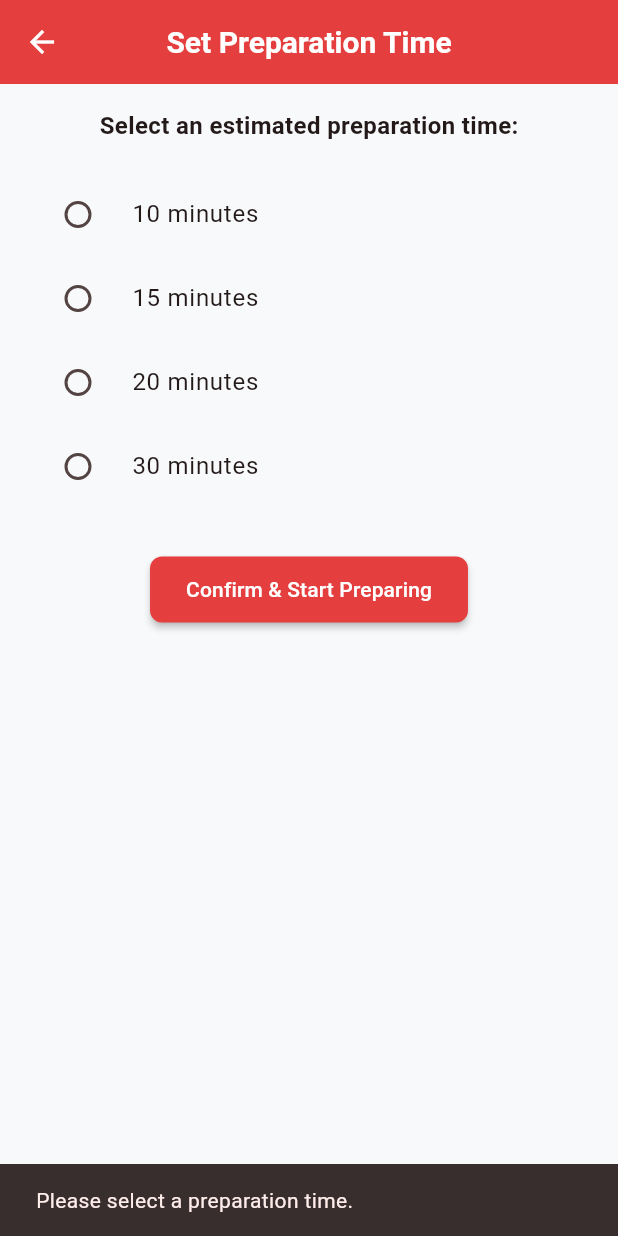
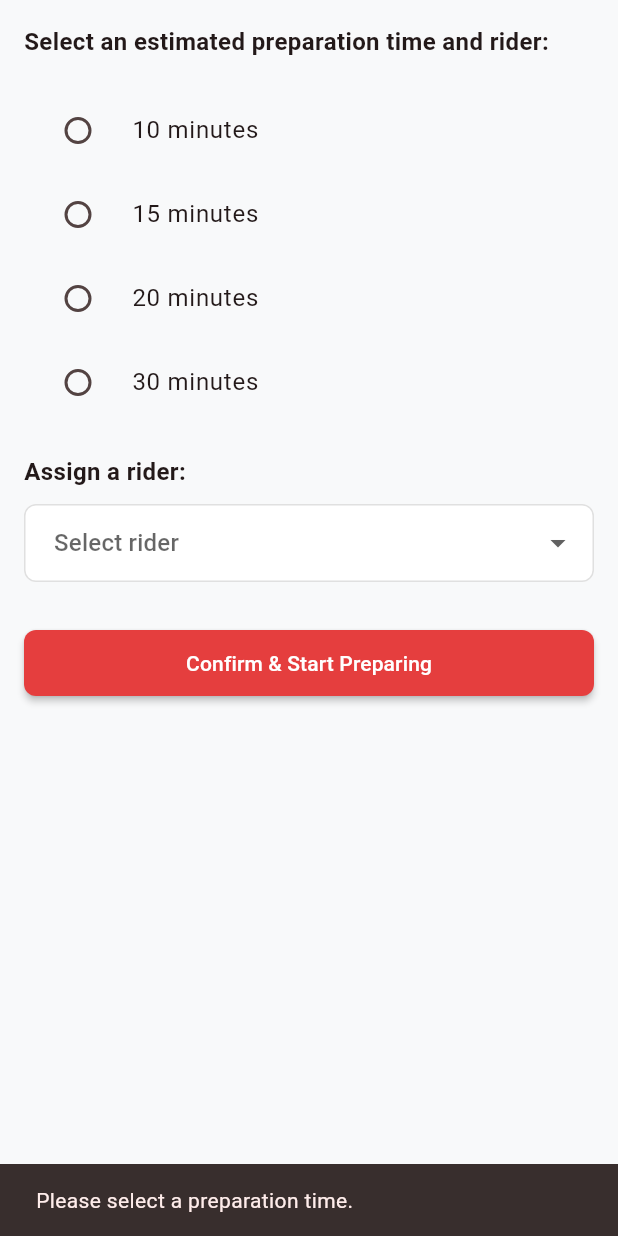
Before and after one commit to nhbi05/makbites, a Flutter app: the SetPreparationTimePage widget shown alone on an empty page, opened directly with empty values, after a tap on "Confirm & Start Preparing", on a phone screen of 412 x 824 dp. Run offline on Flutter 3.47's test engine with Material 3 defaults, Android fonts, the phone set to English and light mode, and no system bars; our stand-ins replace cached_network_image, cloud_firestore, firebase_auth, firebase_core, firebase_storage, google_fonts and 2 more; accounts and stored records are empty.

Commit message:
assign rider

```diff
--- a/lib/screens/vendor/set_preparation_time.dart
+++ b/lib/screens/vendor/set_preparation_time.dart
@@ -16,15 +16,46 @@ class SetPreparationTimePage extends StatefulWidget {
 
 class _SetPreparationTimePageState extends State<SetPreparationTimePage> {
   String? selectedTime;
+  String? selectedRiderId;
   bool _isSubmitting = false;
+
+  List<Map<String, dynamic>> _riders = [];
 
   final List<String> times = ['10 minutes', '15 minutes', '20 minutes', '30 minutes'];
 
+  @override
+  void initState() {
+    super.initState();
+    _fetchRiders();
+  }
+
+  Future<void> _fetchRiders() async {
+    final snapshot = await FirebaseFirestore.instance
+        .collection('delivery_drivers')
+        .where('restaurantId', isEqualTo: widget.vendorRestaurantId)
+        .get();
+
+    final ridersList = snapshot.docs.map((doc) {
+      final data = doc.data();
+      return {
+        'id': doc.id,
+        'name': data['name'] ?? 'Unnamed',
+      };
+    }).toList();
+
+    setState(() {
+      _riders = ridersList;
+    });
+  }
+
   Future<void> _submitTime() async {
     if (selectedTime == null) {
-      ScaffoldMessenger.of(context).showSnackBar(
-        SnackBar(content: Text('Please select a preparation time.')),
-      );
+      _showSnackBar('Please select a preparation time.');
+      return;
+    }
+
+    if (selectedRiderId == null) {
+      _showSnackBar('Please select a rider.');
       return;
     }
 
@@ -32,38 +63,45 @@ class _SetPreparationTimePageState extends State<SetPreparationTimePage> {
       _isSubmitting = true;
     });
 
+    final selectedRider = _riders.firstWhere((r) => r['id'] == selectedRiderId);
+
     try {
       await FirebaseFirestore.instance.collection('orders').doc(widget.orderId).update({
         'status': 'Start Preparing',
         'estimatedPreparationTime': selectedTime,
         'preparationStartTimestamp': FieldValue.serverTimestamp(),
         'restaurant': widget.vendorRestaurantId,
+        'assignedRiderId': selectedRiderId,
+        'assignedRiderName': selectedRider['name'],
       });
 
-      // Return success to OrdersPage
       Navigator.pop(context, true);
     } catch (e) {
+      _showSnackBar('Error: Could not update order.');
       setState(() {
         _isSubmitting = false;
       });
+    }
+  }
+
+  void _showSnackBar(String message) {
     ScaffoldMessenger.of(context).showSnackBar(
-        SnackBar(content: Text('Error: Could not update order.')),
+      SnackBar(content: Text(message)),
     );
-    }
   }
 
   @override
   Widget build(BuildContext context) {
-    return Scaffold(
-      appBar: AppBar(title: Text("Set Preparation Time")),
-      body: _isSubmitting
+    return _isSubmitting
         ? Center(child: CircularProgressIndicator())
-          : Padding(
+        : SingleChildScrollView(
       padding: const EdgeInsets.all(16.0),
       child: Column(
+        mainAxisSize: MainAxisSize.min,
+        crossAxisAlignment: CrossAxisAlignment.start,
         children: [
           Text(
-              "Select an estimated preparation time:",
+            "Select an estimated preparation time and rider:",
             style: TextStyle(fontSize: 16, fontWeight: FontWeight.bold),
           ),
           SizedBox(height: 20),
@@ -72,20 +110,39 @@ class _SetPreparationTimePageState extends State<SetPreparationTimePage> {
               title: Text(time),
               value: time,
               groupValue: selectedTime,
+              onChanged: (value) => setState(() => selectedTime = value),
+            );
+          }).toList(),
+          SizedBox(height: 20),
+          Text(
+            "Assign a rider:",
+            style: TextStyle(fontSize: 16, fontWeight: FontWeight.bold),
+          ),
+          SizedBox(height: 10),
+          DropdownButtonFormField<String>(
+            value: selectedRiderId,
+            hint: Text("Select rider"),
+            items: _riders.map((rider) {
+              return DropdownMenuItem<String>(
+                value: rider['id'],
+                child: Text(rider['name']),
+              );
+            }).toList(),
             onChanged: (value) {
               setState(() {
-                    selectedTime = value;
+                selectedRiderId = value;
               });
             },
-              );
-            }).toList(),
+          ),
           SizedBox(height: 30),
-            ElevatedButton(
+          SizedBox(
+            width: double.infinity,
+            child: ElevatedButton(
               onPressed: _submitTime,
               child: Text("Confirm & Start Preparing"),
             ),
+          ),
         ],
-        ),
       ),
     );
   }
```
Also changed, not shown: lib/screens/vendor/orders.dart (+32 -56 lines). Lines whose indentation alone changed are shown as unchanged.
